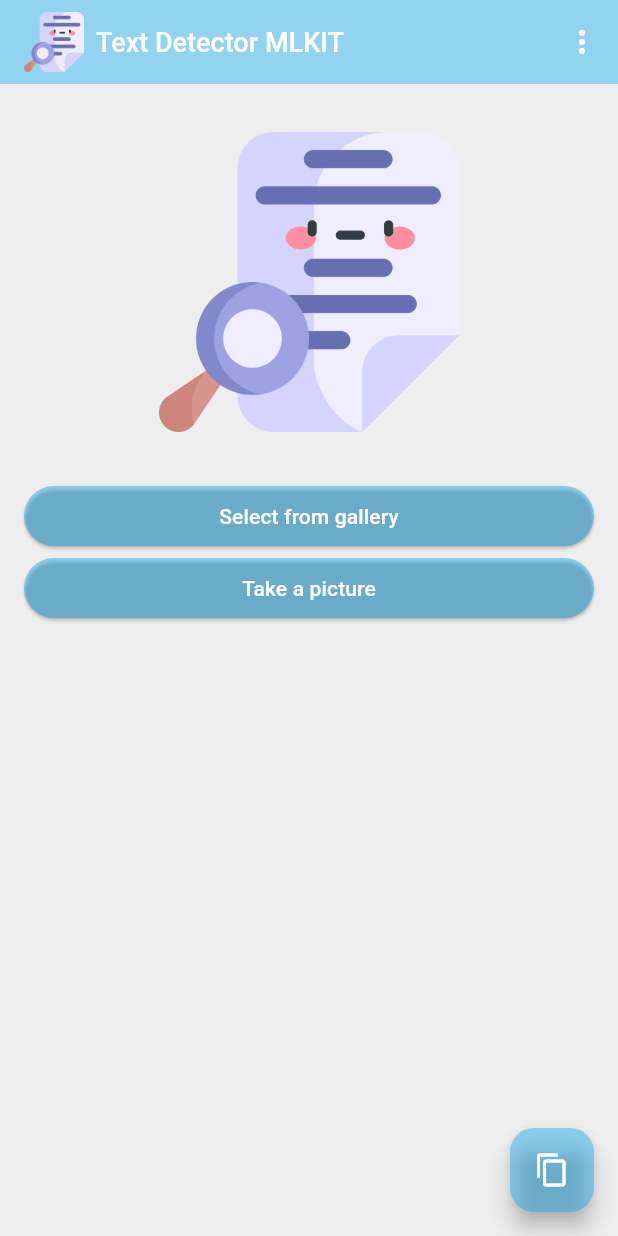
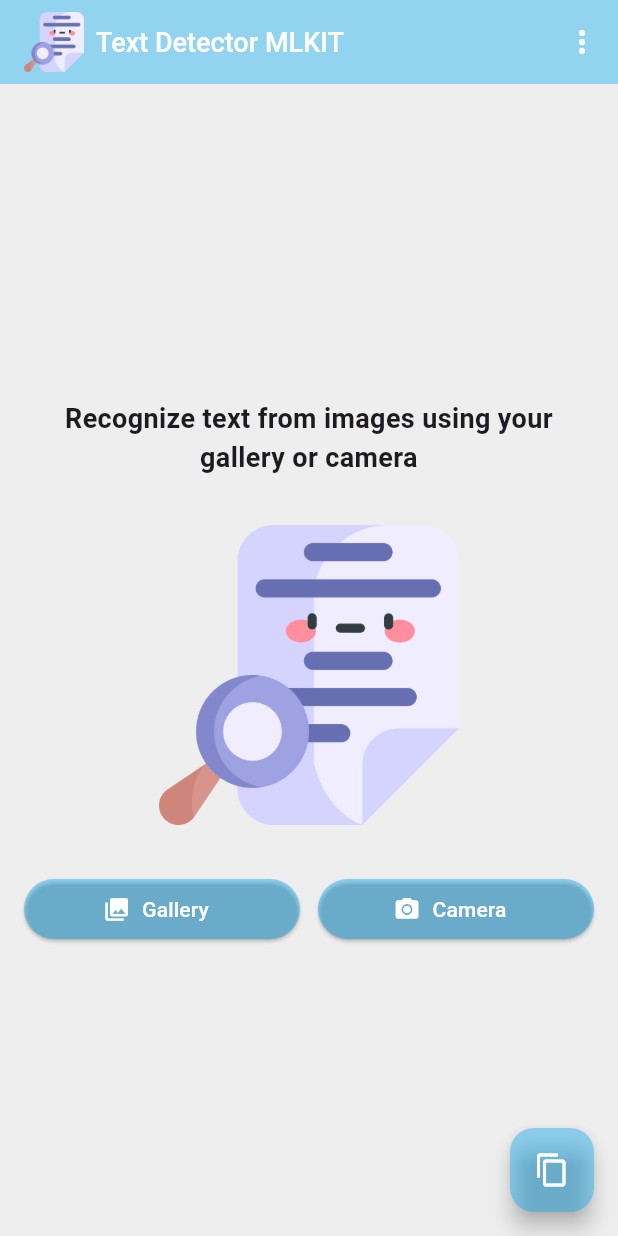
Before and after one commit to davigomesflorencio/text_detector_google_ml_kit, a Flutter app: the screen it shows after launch, on a phone screen of 412 x 824 dp. Run offline on Flutter 3.47's test engine with Material 3 defaults, Android fonts, the phone set to English and light mode, and no system bars; our stand-ins replace camera, image_picker, package_info_plus; missing offline and left inert: google_mlkit_commons, google_mlkit_text_recognition, store_redirect.

Commit message:
feat: center home layout, add app description and redesign text recognition result card
Co-Authored-By: Claude Opus 5.5 <noreply@anthropic.com>

```diff
--- a/lib/src/pages/components/gallery_view.dart
+++ b/lib/src/pages/components/gallery_view.dart
@@ -6,12 +6,18 @@ import 'package:flutter/material.dart';
 import 'package:flutter/services.dart';
 import 'package:google_mlkit_commons/google_mlkit_commons.dart';
 import 'package:image_picker/image_picker.dart';
+import 'package:path/path.dart' as p;
 import 'package:package_info_plus/package_info_plus.dart';
 import 'package:store_redirect/store_redirect.dart';
 import 'package:url_launcher/url_launcher.dart';
 
 class GalleryView extends StatefulWidget {
-  const GalleryView({Key? key, required this.title, this.text, required this.onImage, required this.onDetectorViewModeChanged})
+  const GalleryView(
+      {Key? key,
+      required this.title,
+      this.text,
+      required this.onImage,
+      required this.onDetectorViewModeChanged})
       : super(key: key);
 
   final String title;
@@ -26,6 +32,7 @@ class GalleryView extends StatefulWidget {
 class _GalleryViewState extends State<GalleryView> {
   File? _image;
   String? _path;
+  int? _fileSize;
   ImagePicker? _imagePicker;
   bool _isProcessing = false;
   String _version = 'N/A';
@@ -104,7 +111,9 @@ class _GalleryViewState extends State<GalleryView> {
                       await launchUrl(emailLaunchUri);
                     } else {
                       ScaffoldMessenger.of(context).showSnackBar(
-                        SnackBar(content: Text('Não foi possível iniciar o cliente de e-mail')),
+                        SnackBar(
+                            content: Text(
+                                'Não foi possível iniciar o cliente de e-mail')),
                       );
                     }
                   },
@@ -168,9 +177,38 @@ class _GalleryViewState extends State<GalleryView> {
   }
 
   Widget _galleryBody() {
-    return ListView(
-      shrinkWrap: true,
-      children: [
+    return LayoutBuilder(
+      builder: (context, constraints) => SingleChildScrollView(
+        child: ConstrainedBox(
+          constraints: BoxConstraints(minHeight: constraints.maxHeight),
+          child: Center(
+            child: ConstrainedBox(
+              constraints: BoxConstraints(maxWidth: 500),
+              child: Column(
+                mainAxisAlignment: MainAxisAlignment.center,
+                children: _galleryChildren(),
+              ),
+            ),
+          ),
+        ),
+      ),
+    );
+  }
+
+  List<Widget> _galleryChildren() {
+    return [
+      if (_image == null)
+        Padding(
+          padding: EdgeInsets.fromLTRB(32, 16, 32, 0),
+          child: Text(
+            'Recognize text from images using your gallery or camera',
+            textAlign: TextAlign.center,
+            style: TextStyle(
+              fontSize: 18,
+              fontWeight: FontWeight.w600,
+            ),
+          ),
+        ),
       _image != null
           ? Container(
               padding: EdgeInsets.all(32),
@@ -195,38 +233,45 @@ class _GalleryViewState extends State<GalleryView> {
             ),
       Padding(
         padding: EdgeInsets.symmetric(horizontal: 16),
-          child: ElevatedButton(
+        child: Row(
+          children: [
+            Expanded(
+              child: Tooltip(
+                message: 'Select an image from the gallery',
+                child: ElevatedButton.icon(
                   style: ElevatedButton.styleFrom(
                     backgroundColor: Color.fromARGB(100, 3, 169, 244),
+                    foregroundColor: Colors.white,
                   ),
-            child: Text(
-              'Select from gallery',
-              style: TextStyle(
-                color: Colors.white,
-              ),
-            ),
+                  icon: Icon(Icons.photo_library),
+                  label: Text('Gallery'),
                   onPressed: () => _getImage(ImageSource.gallery),
                 ),
               ),
-        Padding(
-          padding: EdgeInsets.symmetric(horizontal: 16),
-          child: ElevatedButton(
+            ),
+            SizedBox(width: 12),
+            Expanded(
+              child: Tooltip(
+                message: 'Take a picture with the camera',
+                child: ElevatedButton.icon(
                   style: ElevatedButton.styleFrom(
                     backgroundColor: Color.fromARGB(100, 3, 169, 244),
+                    foregroundColor: Colors.white,
                   ),
-            child: Text(
-              'Take a picture',
-              style: TextStyle(
-                color: Colors.white,
-              ),
-            ),
+                  icon: Icon(Icons.camera_alt),
+                  label: Text('Camera'),
                   onPressed: () => _getImage(ImageSource.camera),
                 ),
               ),
+            ),
+          ],
+        ),
+      ),
       if (_isProcessing)
-          SizedBox(
+        Container(
           height: 50,
           width: 50,
+          margin: EdgeInsets.only(top: 16),
           child: Center(
             child: CircularProgressIndicator(
               color: Color.fromARGB(100, 3, 169, 244),
@@ -235,45 +280,147 @@ class _GalleryViewState extends State<GalleryView> {
             ),
           ),
         ),
-        if (_image != null)
-          Padding(
+      if (_image != null && !_isProcessing) _resultCard(),
+    ];
+  }
+
+  static const _accentColor = Color.fromARGB(255, 3, 169, 244);
+
+  Widget _resultCard() {
+    final text = (widget.text ?? '').trim();
+    final hasText = text.isNotEmpty;
+    final words = hasText ? text.split(RegExp(r'\s+')).length : 0;
+    final lines =
+        hasText ? text.split('\n').where((l) => l.trim().isNotEmpty).length : 0;
+
+    return Padding(
       padding: const EdgeInsets.all(16.0),
+      child: Card(
+        elevation: 2,
+        clipBehavior: Clip.antiAlias,
+        shape: RoundedRectangleBorder(borderRadius: BorderRadius.circular(16)),
         child: Column(
-              mainAxisAlignment: MainAxisAlignment.start,
+          crossAxisAlignment: CrossAxisAlignment.stretch,
           children: [
-                Divider(
-                  color: Color.fromARGB(100, 3, 169, 244),
-                ),
-                Text(
-                  _path == null ? '' : 'File Path:',
-                  style: TextStyle(
-                    fontWeight: FontWeight.w700,
-                    fontSize: 16,
+            Container(
+              color: _accentColor.withValues(alpha: 0.1),
+              padding: EdgeInsets.fromLTRB(16, 8, 8, 8),
+              child: Row(
+                children: [
+                  Icon(Icons.text_snippet, color: _accentColor),
+                  SizedBox(width: 8),
+                  Expanded(
+                    child: Text(
+                      'Recognized text',
+                      style:
+                          TextStyle(fontWeight: FontWeight.w700, fontSize: 16),
                     ),
                   ),
-                Divider(
-                  color: Color.fromARGB(100, 3, 169, 244),
+                  IconButton(
+                    tooltip: 'Copy text',
+                    icon: Icon(Icons.copy, color: _accentColor),
+                    onPressed: hasText
+                        ? () {
+                            Clipboard.setData(ClipboardData(text: text));
+                            ScaffoldMessenger.of(context).showSnackBar(
+                              SnackBar(content: Text('Copiado!')),
+                            );
+                          }
+                        : null,
                   ),
-                Text(_path == null ? '' : '$_path'),
-                Divider(
-                  color: Color.fromARGB(100, 3, 169, 244),
-                ),
-                Text(
-                  "Recognized text",
-                  style: TextStyle(
-                    fontWeight: FontWeight.w700,
-                    fontSize: 16,
+                ],
               ),
             ),
-                Divider(
-                  color: Color.fromARGB(100, 3, 169, 244),
+            Padding(
+              padding: EdgeInsets.all(16),
+              child: Column(
+                crossAxisAlignment: CrossAxisAlignment.start,
+                children: [
+                  Wrap(
+                    spacing: 8,
+                    runSpacing: 8,
+                    children: [
+                      _statChip(Icons.short_text, '$words words'),
+                      _statChip(Icons.format_list_numbered, '$lines lines'),
+                      _statChip(Icons.abc, '${text.length} chars'),
+                    ],
                   ),
-                Text(_path == null ? '' : widget.text ?? ''),
+                  SizedBox(height: 16),
+                  Container(
+                    width: double.infinity,
+                    padding: EdgeInsets.all(12),
+                    decoration: BoxDecoration(
+                      color: Colors.grey.shade100,
+                      borderRadius: BorderRadius.circular(8),
+                      border: Border.all(color: Colors.grey.shade300),
+                    ),
+                    child: hasText
+                        ? SelectableText(text,
+                            style: TextStyle(fontSize: 15, height: 1.4))
+                        : Text(
+                            'No text detected in this image.',
+                            textAlign: TextAlign.center,
+                            style: TextStyle(
+                              color: Colors.grey.shade600,
+                              fontStyle: FontStyle.italic,
+                            ),
+                          ),
+                  ),
+                  SizedBox(height: 16),
+                  Divider(height: 1),
+                  SizedBox(height: 12),
+                  Text(
+                    'File information',
+                    style: TextStyle(fontWeight: FontWeight.w700, fontSize: 14),
+                  ),
+                  SizedBox(height: 8),
+                  _infoRow(Icons.image, 'Name', p.basename(_path!)),
+                  _infoRow(
+                      Icons.sd_storage, 'Size', _formatBytes(_fileSize ?? 0)),
+                  _infoRow(Icons.folder, 'Path', _path!),
                 ],
               ),
             ),
           ],
+        ),
+      ),
     );
+  }
+
+  Widget _statChip(IconData icon, String label) {
+    return Chip(
+      avatar: Icon(icon, size: 18, color: _accentColor),
+      label: Text(label),
+      backgroundColor: _accentColor.withValues(alpha: 0.08),
+      side: BorderSide.none,
+      visualDensity: VisualDensity.compact,
+    );
+  }
+
+  Widget _infoRow(IconData icon, String label, String value) {
+    return Padding(
+      padding: EdgeInsets.symmetric(vertical: 4),
+      child: Row(
+        crossAxisAlignment: CrossAxisAlignment.start,
+        children: [
+          Icon(icon, size: 18, color: Colors.grey.shade600),
+          SizedBox(width: 8),
+          SizedBox(
+            width: 48,
+            child: Text(label, style: TextStyle(fontWeight: FontWeight.w600)),
+          ),
+          Expanded(
+            child: Text(value, style: TextStyle(color: Colors.grey.shade700)),
+          ),
+        ],
+      ),
+    );
+  }
+
+  String _formatBytes(int bytes) {
+    if (bytes < 1024) return '$bytes B';
+    if (bytes < 1024 * 1024) return '${(bytes / 1024).toStringAsFixed(1)} KB';
+    return '${(bytes / (1024 * 1024)).toStringAsFixed(1)} MB';
   }
 
   Future<void> _getImage(ImageSource source) async {
@@ -283,6 +430,7 @@ class _GalleryViewState extends State<GalleryView> {
       _isProcessing = true;
       _image = null;
       _path = null;
+      _fileSize = null;
     });
 
     try {
@@ -326,6 +474,7 @@ class _GalleryViewState extends State<GalleryView> {
     setState(() {
       _image = File(path);
       _path = path;
+      _fileSize = File(path).lengthSync();
     });
 
     try {
@@ -352,7 +501,8 @@ class _GalleryViewState extends State<GalleryView> {
       }
     } catch (e) {
       // Fallback to web browser if app store fails
-      final webUrl = Uri.parse(Theme.of(context).platform == TargetPlatform.android
+      final webUrl = Uri.parse(
+          Theme.of(context).platform == TargetPlatform.android
               ? 'https://play.google.com/store/apps/details?id=$packageName'
               : 'https://apps.apple.com/app/idYOUR_APP_ID');
 
@@ -360,7 +510,8 @@ class _GalleryViewState extends State<GalleryView> {
         await launchUrl(webUrl, mode: LaunchMode.externalApplication);
       } else {
         ScaffoldMessenger.of(context).showSnackBar(
-          SnackBar(content: Text('Não foi possível iniciar a loja de aplicativos')),
+          SnackBar(
+              content: Text('Não foi possível iniciar a loja de aplicativos')),
         );
       }
     }
```
Lines whose indentation alone changed are shown as unchanged.
